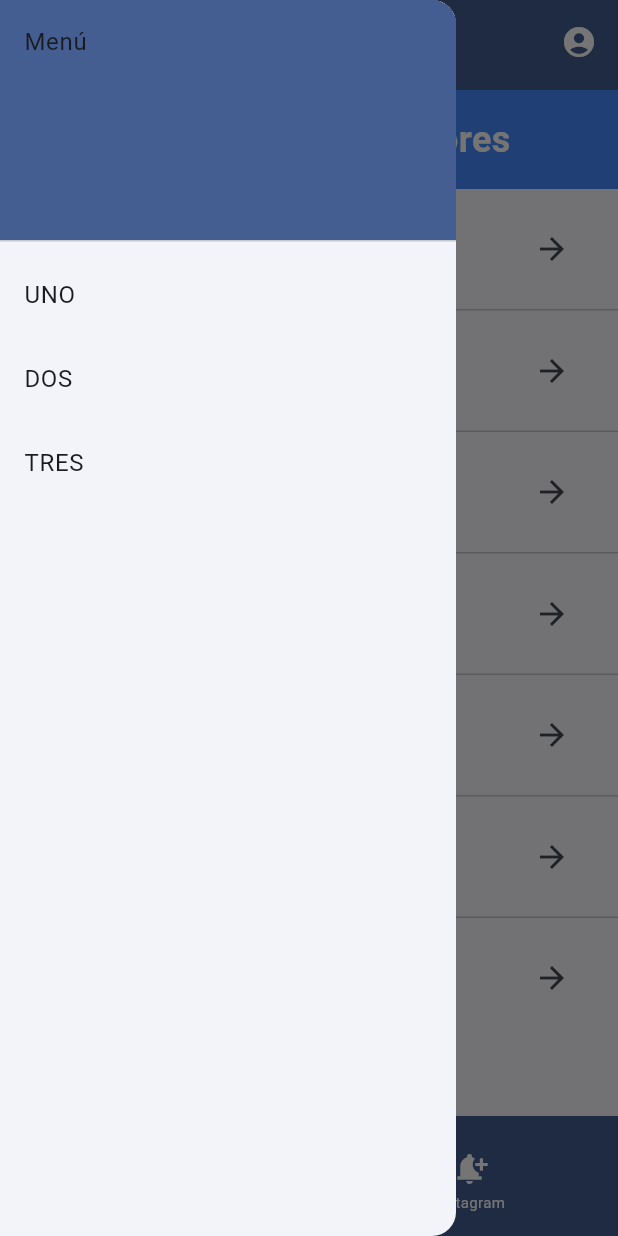
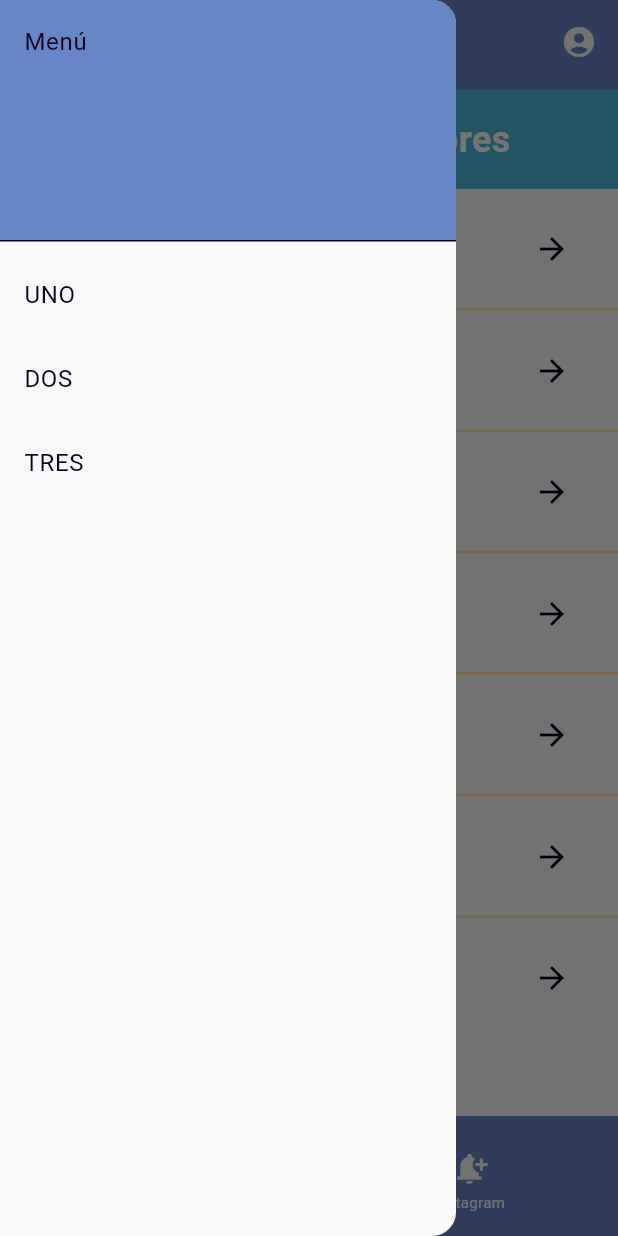
Before and after one commit to ivanalejandro2002/ESCOM, a Flutter app: the screen it shows after launch, in the side drawer, after a tap on the "menu" icon, on a phone screen of 412 x 824 dp. Run offline on Flutter 3.47's test engine with Material 3 defaults, Android fonts, the light colour scheme and no system bars; our stand-ins replace carousel_slider, shared_preferences; accounts and stored records are empty.

Commit message:
Paleta de colores

```diff
--- /dev/null
+++ b/lib/config/theme/new_app_theme.dart
@@ -0,0 +1,46 @@
+import 'package:flutter/material.dart';
+
+ColorScheme lightThemeColors(context) {
+  return const ColorScheme(
+    brightness: Brightness.light,
+    primary: Color(0xFF6886C5),
+    onPrimary: Color(0xFFF9F9F9),
+    secondary: Color(0xFFFFACB7),
+    onSecondary: Color(0xFFF9F9F9),
+    tertiary: Color(0xFFFFE0AC),
+    onTertiary: Color(0xFFF9F9F9),
+    primaryFixed: Color(0xFF1B55AC),
+    secondaryFixed: Color(0xFF2B7DB1),
+    tertiaryFixed: Color(0xFF4FB4D8),
+    primaryFixedDim: Color(0xFFA8E2F0),
+
+    error: Color(0xFFF32424),
+    onError: Color(0xFFF32424),
+    surface: Color(0xFFF9F9F9),
+    onSurface: Color(0xFF0D0221),
+  );
+}
+
+ThemeData lightThemeData(BuildContext context) {
+  return ThemeData(
+    scaffoldBackgroundColor: lightThemeColors(context).surface,
+
+    colorScheme: lightThemeColors(context),
+  );
+}
+
+/*ColorScheme darkThemeColors(context) {
+  return const ColorScheme(
+    brightness: Brightness.dark,
+    primary: Color(0xFFF1F2F3),
+    onPrimary: Color(0xFFFFFFFF),
+    secondary: Color(0xFFBBBBBB),
+    onSecondary: Color(0xFFEAEAEA),
+    error: Color(0xFFF32424),
+    onError: Color(0xFFF32424),
+    background: Color(0xFF202020),
+    onBackground: Color(0xFF505050),
+    surface: Color(0xFF54B435),
+    onSurface: Color(0xFF54B435),
+  );
+}*/
--- a/lib/main.dart
+++ b/lib/main.dart
@@ -1,5 +1,6 @@
 import 'package:flutter/material.dart';
 import 'package:gestor/config/theme/app_theme.dart';
+import 'package:gestor/config/theme/new_app_theme.dart';
 import 'package:gestor/domain/entities/teachers.dart';
 import 'package:gestor/presentation/providers/user_provider.dart';
 import 'package:gestor/presentation/screens/login_page.dart';
@@ -23,7 +24,8 @@ class MyApp extends StatelessWidget {
         child: MaterialApp(
             title: 'ESCOM',
             debugShowCheckedModeBanner: false,
-            theme: AppTheme(selectedColor: 0).theme(),
+            //theme: AppTheme(selectedColor: 3).theme(),
+            theme: lightThemeData(context),
             routes: {
               '/login': (context) => const LoginPage(),
               '/my_professors': (context) => const TeachersList(),
--- a/lib/presentation/screens/login_page.dart
+++ b/lib/presentation/screens/login_page.dart
@@ -11,6 +11,7 @@ class LoginPage extends StatelessWidget {
 
   @override
   Widget build(BuildContext context) {
+    final colors = Theme.of(context).colorScheme;
     final userProvider = context.watch<UserProvider>();
     return Scaffold(
       appBar: ConstantAppbar(),
@@ -20,7 +21,7 @@ class LoginPage extends StatelessWidget {
         children: [
           Center(
               child: Text('ESCOMUNIDAD',
-                  style: const TextStyle(color: Colors.blue, fontSize: 30))),
+                  style: TextStyle(color: colors.tertiaryFixed, fontSize: 30))),
           LoginForm(
             onValue: (value) => userProvider.newLogin(value),
           ),
--- a/lib/presentation/screens/teacher_info.dart
+++ b/lib/presentation/screens/teacher_info.dart
@@ -122,8 +122,9 @@ class _TeacherInfoState extends State<TeacherInfo> {
         ),
       );
     }
+    final colors = Theme.of(context).colorScheme;
+    return Scaffold(
 
-    return Scaffold(
       appBar: ConstantAppbar(),
       drawer: DrawerMenu(),
       body: Column(
@@ -137,7 +138,7 @@ class _TeacherInfoState extends State<TeacherInfo> {
           Text(
             widget.firstName,
             style: TextStyle(
-                color: Colors.blue, fontSize: 30, fontWeight: FontWeight.w700),
+                color: colors.tertiaryFixed, fontSize: 30, fontWeight: FontWeight.w700),
           ),
           Text('Academia (Sala): ${widget.academyName}'),
           Text('CURP: ${widget.curp}'),
--- a/lib/presentation/screens/teachers_list.dart
+++ b/lib/presentation/screens/teachers_list.dart
@@ -28,6 +28,7 @@ class _TeachersListState extends State<TeachersList> {
   Widget build(BuildContext context) {
     //final userProvider = context.watch<UserProvider>();
     final GlobalUser userProvider = test_user_data;
+    final colors = Theme.of(context).colorScheme;
     return Scaffold(
       appBar: ConstantAppbar(),
       drawer: const DrawerMenu(),
@@ -60,7 +61,7 @@ class _TeachersListState extends State<TeachersList> {
                     Container(
                       padding: const EdgeInsets.symmetric(
                           vertical: 16, horizontal: 16),
-                      color: Colors.blueAccent,
+                      color: colors.tertiaryFixed,
                       child: const Text(
                         'Directorio de Profesores',
                         style: TextStyle(
@@ -82,6 +83,7 @@ class _TeachersListState extends State<TeachersList> {
                                 horizontal: 8, vertical: 4),
                             child: ListTile(
                               leading: CircleAvatar(
+                                backgroundColor: colors.secondary,
                                 child: Text(teacher.firstName[0]),
                               ),
                               title: Text(teacher.firstName),
@@ -123,8 +125,9 @@ class _TeachersListState extends State<TeachersList> {
                             ),
                           );
                         },
-                        separatorBuilder: (context, index) => const Divider(
-                          thickness: 1,
+                        separatorBuilder: (context, index) => Divider(
+                          color: colors.tertiary,
+                          thickness: 2,
                           height: 1,
                         ),
                       ),
--- a/lib/presentation/widgets/career_grid.dart
+++ b/lib/presentation/widgets/career_grid.dart
@@ -34,12 +34,13 @@ class CareerGrid extends StatelessWidget {
 
   @override
   Widget build(BuildContext context) {
+    final colors = Theme.of(context).colorScheme;
     return Column(
       children: [
         Text(
           'Oferta Educativa',
-          style: const TextStyle(
-            color: Colors.blue,
+          style: TextStyle(
+            color: colors.tertiaryFixed,
             fontSize: 30,
           ),
         ),
```
Also changed, not shown: lib/presentation/widgets/login_form.dart (+6 -4 lines), lib/presentation/widgets/shared/dialog_box.dart (+5 -4 lines).
